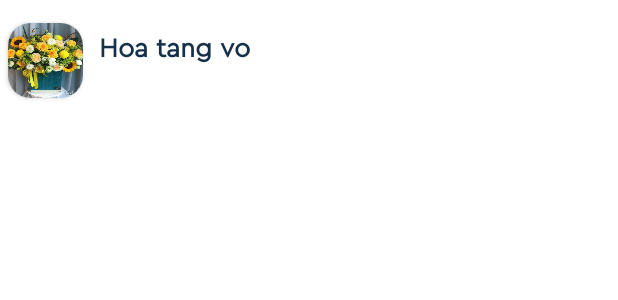
After one commit to buikhacchung123/shopbanhoa, an Android app: the layout item_danhmuc_menu.xml on its own in the app's theme, with its tools: preview values and no code run, on a phone screen of 412 x 824 dp. The commit adds this screen. Shown: the top 300 px of the screen. Run offline under Robolectric (Android 15) with nearby library versions, the phone set to English and light mode, and no system bars; Roboto replaces fonts that are not available here.

Commit message:
add menu category

```diff
--- a/app/src/main/java/com/example/testcontentprovider/activity/SearchActivity.java
+++ b/app/src/main/java/com/example/testcontentprovider/activity/SearchActivity.java
@@ -1,6 +1,7 @@
 package com.example.testcontentprovider.activity;
 
 import androidx.appcompat.app.AppCompatActivity;
+import androidx.appcompat.widget.Toolbar;
 
 import android.os.Bundle;
 
@@ -13,4 +14,7 @@ public class SearchActivity extends AppCompatActivity {
         super.onCreate(savedInstanceState);
         setContentView(R.layout.activity_search);
     }
+
+    private void AnhXa() {
+    }
 }
--- /dev/null
+++ b/app/src/main/res/layout/item_danhmuc_menu.xml
@@ -0,0 +1,38 @@
+<?xml version="1.0" encoding="utf-8"?>
+<LinearLayout xmlns:android="http://schemas.android.com/apk/res/android"
+    xmlns:app="http://schemas.android.com/apk/res-auto"
+    android:orientation="horizontal"
+    android:layout_marginTop="10dp"
+    android:layout_width="match_parent"
+    android:layout_height="match_parent">
+    <androidx.cardview.widget.CardView
+        android:id="@+id/cvDM_menu"
+        android:layout_marginTop="5dp"
+        android:layout_marginBottom="5dp"
+        android:layout_marginLeft="5dp"
+        android:layout_width="wrap_content"
+        android:layout_height="wrap_content"
+        app:cardCornerRadius="15dp">
+
+        <ImageView
+            android:id="@+id/img_DM_menu"
+            android:layout_width="50dp"
+            android:layout_height="50dp"
+            android:scaleType="fitXY"
+            app:srcCompat="@drawable/binhyen" />
+    </androidx.cardview.widget.CardView>
+
+
+    <TextView
+        android:id="@+id/txtTenDM_menu"
+        android:layout_width="wrap_content"
+        android:layout_height="wrap_content"
+        android:layout_marginTop="10dp"
+        android:layout_marginLeft="10dp"
+        android:gravity="center"
+        android:text="Hoa tang vo"
+        android:textSize="18dp"
+        android:textStyle="bold"
+        android:textColor="@color/dark_blue"
+        android:fontFamily="@font/cerapro_regular" />
+</LinearLayout>
--- a/app/src/main/res/menu/bottom_menu.xml
+++ b/app/src/main/res/menu/bottom_menu.xml
@@ -6,11 +6,11 @@
         android:title="Trang chủ" />
     <item
         android:id="@+id/bottom_notification"
-        android:icon="@drawable/ic_baseline_notifications_24"
+        android:icon="@drawable/ic_favorite"
         android:title="Yêu thích" />
     <item
         android:id="@+id/bottom_reward"
-        android:icon="@drawable/ic_baseline_card_giftcard_24"
+        android:icon="@drawable/ic_cart"
         android:title="Giỏ hàng" />
     <item
         android:id="@+id/bottom_profile"
```
Also changed, not shown: app/src/main/java/com/example/testcontentprovider/activity/MainActivity.java (+35 -7 lines), app/src/main/java/com/example/testcontentprovider/adapter/DMSPAdapter.java (added, +76 -0 lines), app/src/main/java/com/example/testcontentprovider/model/DanhMuc.java (+14 -1 lines), app/src/main/res/drawable/ic_favorite.xml (added, +10 -0 lines), app/src/main/res/layout/activity_main.xml (+51 -11 lines).
